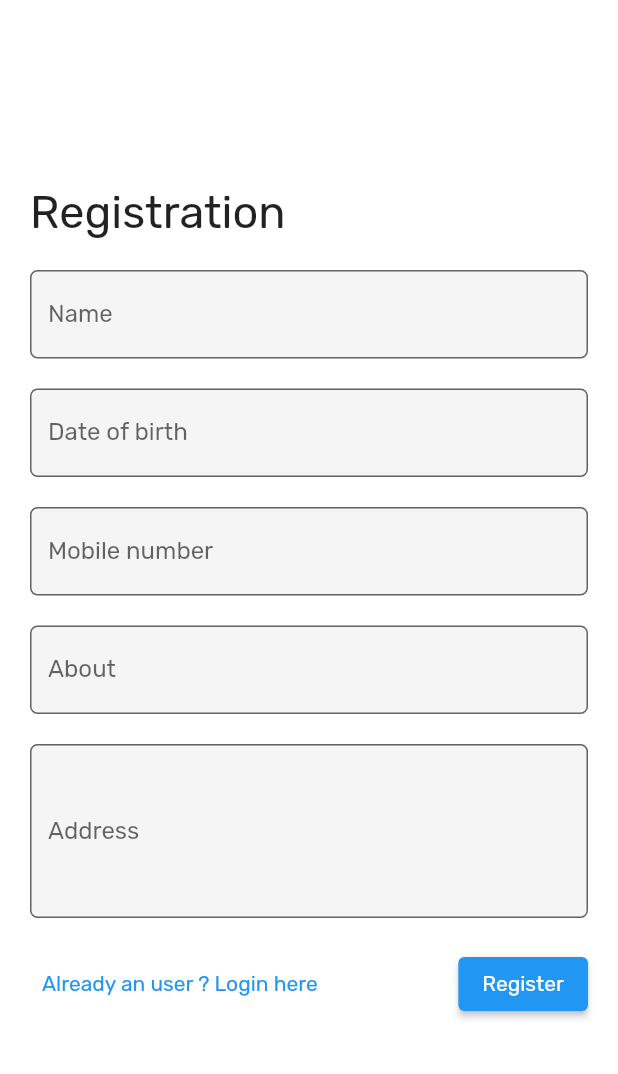
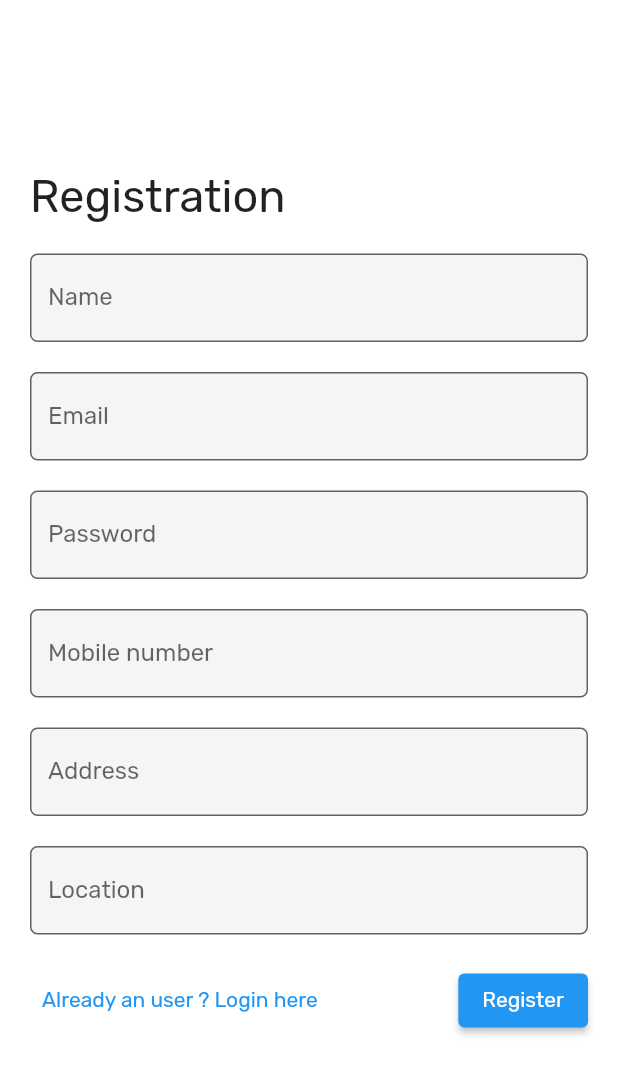
Before and after one commit to CSEKINGS/book_donation_flutter, a Flutter app: the LoginView screen opened directly, after a tap on "New user ? Register here", on a phone screen of 412 x 824 dp. Shown: the top 1074 px of the screen. Run offline on Flutter 3.47's test engine with Material 2 defaults, Android fonts, the phone set to English and light mode, and no system bars; our stand-ins replace google_maps_flutter, line_icons, shared_preferences; missing offline and left inert: day_night_switcher; accounts and stored records are empty.

Commit message:
base login implemented

```diff
--- /dev/null
+++ b/lib/controllers/api/api.dart
@@ -0,0 +1,39 @@
+import 'dart:convert';
+
+import 'package:http/http.dart' as http;
+
+/// login api
+Future<String> attemptLogIn(String username, String password) async {
+  var res = await http.post(
+      Uri.parse('https://book-donation-api.herokuapp.com/api/auth/login'),
+      headers: <String, String>{
+        'Content-Type': 'application/json; charset=UTF-8',
+      },
+      body: jsonEncode(
+          <String, dynamic>{'email': username, 'password': password}));
+
+  if (res.statusCode == 200) return 'valid';
+
+  return res.body;
+}
+
+/// signup api
+Future<String> attemptSignUp(String name, String email, String password,
+    String mobileNo, String address, String location) async {
+  var res = await http.post(
+    Uri.parse('https://book-donation-api.herokuapp.com/api/auth/register'),
+    headers: <String, String>{
+      'Content-Type': 'application/json; charset=UTF-8',
+    },
+    body: jsonEncode(<String, dynamic>{
+      'name': name,
+      'email': email,
+      'password': password,
+      'mobileNo': mobileNo,
+      'address': address
+    }),
+  );
+  if (res.statusCode == 200) return 'valid';
+
+  return 'invalid';
+}
--- a/lib/views/login_view.dart
+++ b/lib/views/login_view.dart
@@ -1,3 +1,4 @@
+import 'package:book_donation/controllers/api/api.dart';
 import 'package:book_donation/views/registration_view.dart';
 import 'package:flutter/material.dart';
 import 'home_navigation_view.dart';
@@ -12,11 +13,17 @@ class LoginView extends StatefulWidget {
 }
 
 class _LoginViewState extends State<LoginView> {
+  String username = '';
+  String password = '';
+
+  final _loginFormKey = GlobalKey<FormState>();
+
   @override
   Widget build(BuildContext context) {
     return Scaffold(
       body: SafeArea(
         child: Form(
+          key: _loginFormKey,
           child: Padding(
             padding: const EdgeInsets.all(20.0),
             child: Column(
@@ -32,24 +39,26 @@ class _LoginViewState extends State<LoginView> {
                 ),
                 TextFormField(
                   autofocus: false,
-                  onSaved: (value) => {},
+                  onSaved: (value) => {username = value!},
                   decoration: InputDecoration(
                     filled: true,
-                      labelText: 'Email',
+                    labelText: 'Username',
                     border: OutlineInputBorder(
                       borderRadius: BorderRadius.circular(5.0),
-                      )),
+                    ),
+                  ),
                 ),
                 const SizedBox(height: 20.0),
                 TextFormField(
                   autofocus: false,
-                  onSaved: (value) => {},
+                  onSaved: (value) => {password = value!},
                   decoration: InputDecoration(
                     filled: true,
                     labelText: 'Password',
                     border: OutlineInputBorder(
                       borderRadius: BorderRadius.circular(5.0),
-                      )),
+                    ),
+                  ),
                 ),
                 const SizedBox(height: 20.0),
                 Row(
@@ -67,12 +76,22 @@ class _LoginViewState extends State<LoginView> {
                       child: const Text('New user ? Register here'),
                     ),
                     ElevatedButton(
-                      onPressed: () {
+                      onPressed: () async {
+                        _loginFormKey.currentState!.save();
+
+                        await attemptLogIn(username, password).then(
+                          (value) {
+                            if (value == 'invalid') {
+                            } else if (value == 'valid') {
                               Navigator.push(
                                 context,
                                 MaterialPageRoute(
-                            builder: (context) => const HomeNavigationView(),
+                                  builder: (context) =>
+                                      const HomeNavigationView(),
                                 ),
+                              );
+                            }
+                          },
                         );
                       },
                       child: const Text('Login'),
--- a/lib/views/registration_view.dart
+++ b/lib/views/registration_view.dart
@@ -1,3 +1,4 @@
+import 'package:book_donation/controllers/api/api.dart';
 import 'package:book_donation/views/home_navigation_view.dart';
 import 'package:book_donation/views/login_view.dart';
 import 'package:flutter/material.dart';
@@ -12,6 +13,16 @@ class RegistrationView extends StatefulWidget {
 }
 
 class _RegistrationViewState extends State<RegistrationView> {
+  String name = '';
+  String email = '';
+  String password = '';
+  String mobileNo = '';
+  String address = '';
+  String photo = '';
+  String location = '';
+
+  final _registrationFormKey = GlobalKey<FormState>();
+
   @override
   Widget build(BuildContext context) {
     return Scaffold(
@@ -19,6 +30,7 @@ class _RegistrationViewState extends State<RegistrationView> {
         child: Center(
           child: SingleChildScrollView(
             child: Form(
+              key: _registrationFormKey,
               child: Padding(
                 padding: const EdgeInsets.all(20.0),
                 child: Column(
@@ -34,58 +46,74 @@ class _RegistrationViewState extends State<RegistrationView> {
                     ),
                     TextFormField(
                       autofocus: false,
-                      onSaved: (value) => {},
+                      onSaved: (value) => {name = value!},
                       decoration: InputDecoration(
                         filled: true,
                         labelText: 'Name',
                         border: OutlineInputBorder(
                           borderRadius: BorderRadius.circular(5.0),
-                          )),
+                        ),
+                      ),
                     ),
                     const SizedBox(height: 20.0),
                     TextFormField(
                       autofocus: false,
-                      onSaved: (value) => {},
+                      onSaved: (value) => {email = value!},
                       decoration: InputDecoration(
                         filled: true,
-                          labelText: 'Date of birth',
+                        labelText: 'Email',
                         border: OutlineInputBorder(
                           borderRadius: BorderRadius.circular(5.0),
-                          )),
+                        ),
+                      ),
                     ),
                     const SizedBox(height: 20.0),
                     TextFormField(
                       autofocus: false,
-                      onSaved: (value) => {},
+                      onSaved: (value) => {password = value!},
+                      decoration: InputDecoration(
+                        filled: true,
+                        labelText: 'Password',
+                        border: OutlineInputBorder(
+                          borderRadius: BorderRadius.circular(5.0),
+                        ),
+                      ),
+                    ),
+                    const SizedBox(height: 20.0),
+                    TextFormField(
+                      autofocus: false,
+                      onSaved: (value) => {mobileNo = value!},
                       decoration: InputDecoration(
                         filled: true,
                         labelText: 'Mobile number',
                         border: OutlineInputBorder(
                           borderRadius: BorderRadius.circular(5.0),
-                          )),
+                        ),
+                      ),
                     ),
                     const SizedBox(height: 20.0),
                     TextFormField(
                       autofocus: false,
-                      onSaved: (value) => {},
-                      decoration: InputDecoration(
-                          filled: true,
-                          labelText: 'About',
-                          border: OutlineInputBorder(
-                            borderRadius: BorderRadius.circular(5.0),
-                          )),
-                    ),
-                    const SizedBox(height: 20.0),
-                    TextFormField(
-                      maxLines: 4,
-                      autofocus: false,
-                      onSaved: (value) => {},
+                      onSaved: (value) => {address = value!},
                       decoration: InputDecoration(
                         filled: true,
                         labelText: 'Address',
                         border: OutlineInputBorder(
                           borderRadius: BorderRadius.circular(5.0),
-                          )),
+                        ),
+                      ),
+                    ),
+                    const SizedBox(height: 20.0),
+                    TextFormField(
+                      autofocus: false,
+                      onSaved: (value) => {photo = value!},
+                      decoration: InputDecoration(
+                        filled: true,
+                        labelText: 'Location',
+                        border: OutlineInputBorder(
+                          borderRadius: BorderRadius.circular(5.0),
+                        ),
+                      ),
                     ),
                     const SizedBox(height: 20.0),
                     Row(
@@ -104,6 +132,11 @@ class _RegistrationViewState extends State<RegistrationView> {
                         ),
                         ElevatedButton(
                           onPressed: () {
+                            _registrationFormKey.currentState!.save();
+                            attemptSignUp(name, email, password, mobileNo,
+                                    address, location)
+                                .then((value) {
+                              if (value == 'valid') {
                                 Navigator.push(
                                   context,
                                   MaterialPageRoute(
@@ -111,8 +144,11 @@ class _RegistrationViewState extends State<RegistrationView> {
                                         const HomeNavigationView(),
                                   ),
                                 );
+                              }
+                            });
                           },
-                            child: const Text('Register')),
+                          child: const Text('Register'),
+                        ),
                       ],
                     ),
                     const SizedBox(
--- a/pubspec.yaml
+++ b/pubspec.yaml
@@ -35,6 +35,8 @@ dependencies:
   url_launcher: ^6.0.7
 
   line_icons: ^2.0.1
+  http: ^0.13.4
+  flutter_secure_storage: ^4.2.1
 
 
 
```
Lines whose indentation alone changed are shown as unchanged.
